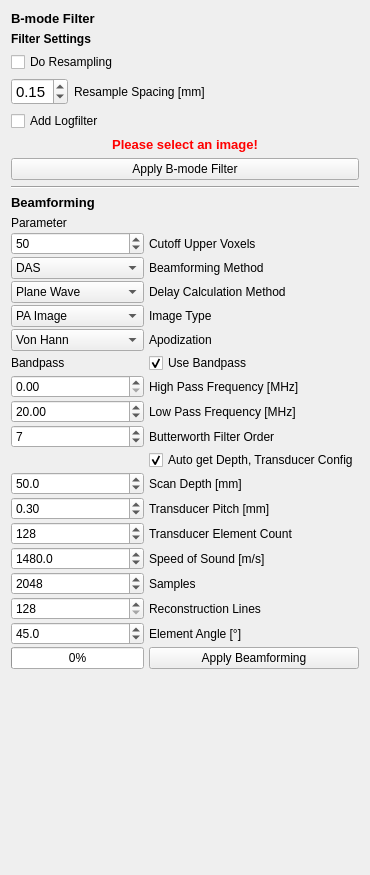
Qt form Plugins/org.mitk.gui.qt.photoacoustics.imageprocessing/src/internal/PAImageProcessingControls.ui (MITK/MITK) before a commit.
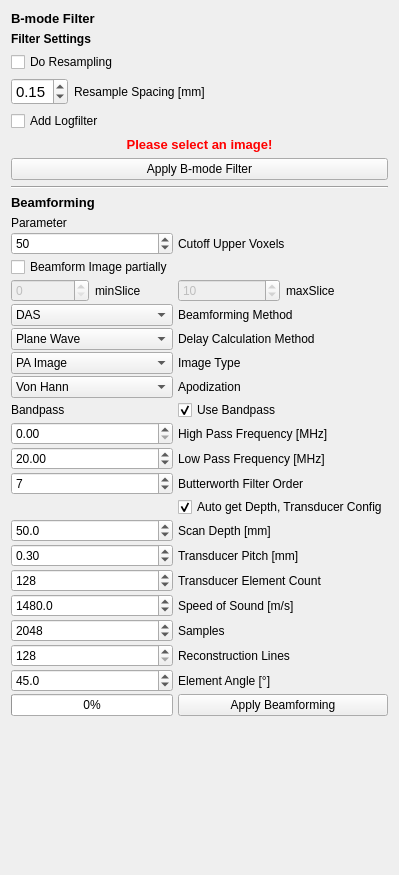
The same form after that commit.

```diff
--- a/Plugins/org.mitk.gui.qt.photoacoustics.imageprocessing/src/internal/PAImageProcessingControls.ui
+++ b/Plugins/org.mitk.gui.qt.photoacoustics.imageprocessing/src/internal/PAImageProcessingControls.ui
@@ -152,14 +152,14 @@
          <property name="verticalSpacing">
           <number>2</number>
          </property>
-         <item row="3" column="1">
+         <item row="5" column="1">
           <widget class="QLabel" name="label_8">
            <property name="text">
             <string>Delay Calculation Method</string>
            </property>
           </widget>
          </item>
-         <item row="16" column="1">
+         <item row="18" column="1">
           <widget class="QCheckBox" name="UseImageSpacing">
            <property name="text">
             <string>Auto get Depth, Transducer Config</string>
@@ -169,35 +169,35 @@
            </property>
           </widget>
          </item>
-         <item row="25" column="1">
+         <item row="27" column="1">
           <widget class="QPushButton" name="buttonApplyBeamforming">
            <property name="text">
             <string>Apply Beamforming</string>
            </property>
           </widget>
          </item>
-         <item row="16" column="0">
+         <item row="18" column="0">
           <widget class="QLabel" name="label_14">
            <property name="text">
             <string/>
            </property>
           </widget>
          </item>
-         <item row="2" column="1">
+         <item row="4" column="1">
           <widget class="QLabel" name="label_4">
            <property name="text">
             <string>Beamforming Method</string>
            </property>
           </widget>
          </item>
-         <item row="17" column="1">
+         <item row="19" column="1">
           <widget class="QLabel" name="label">
            <property name="text">
             <string>Scan Depth [mm]</string>
            </property>
           </widget>
          </item>
-         <item row="19" column="0">
+         <item row="21" column="0">
           <widget class="QDoubleSpinBox" name="Pitch">
            <property name="sizePolicy">
             <sizepolicy hsizetype="Preferred" vsizetype="Fixed">
@@ -222,14 +222,14 @@
            </property>
           </widget>
          </item>
-         <item row="20" column="1">
+         <item row="22" column="1">
           <widget class="QLabel" name="label_5">
            <property name="text">
             <string>Transducer Element Count</string>
            </property>
           </widget>
          </item>
-         <item row="17" column="0">
+         <item row="19" column="0">
           <widget class="QDoubleSpinBox" name="ScanDepth">
            <property name="sizePolicy">
             <sizepolicy hsizetype="Preferred" vsizetype="Fixed">
@@ -248,14 +248,14 @@
            </property>
           </widget>
          </item>
-         <item row="19" column="1">
+         <item row="21" column="1">
           <widget class="QLabel" name="label_3">
            <property name="text">
             <string>Transducer Pitch [mm]</string>
            </property>
           </widget>
          </item>
-         <item row="20" column="0">
+         <item row="22" column="0">
           <widget class="QSpinBox" name="ElementCount">
            <property name="sizePolicy">
             <sizepolicy hsizetype="Preferred" vsizetype="Fixed">
@@ -277,7 +277,7 @@
            </property>
           </widget>
          </item>
-         <item row="22" column="0">
+         <item row="24" column="0">
           <widget class="QSpinBox" name="Samples">
            <property name="sizePolicy">
             <sizepolicy hsizetype="Preferred" vsizetype="Fixed">
@@ -299,7 +299,7 @@
            </property>
           </widget>
          </item>
-         <item row="23" column="0">
+         <item row="25" column="0">
           <widget class="QSpinBox" name="Lines">
            <property name="sizePolicy">
             <sizepolicy hsizetype="Preferred" vsizetype="Fixed">
@@ -321,21 +321,21 @@
            </property>
           </widget>
          </item>
-         <item row="22" column="1">
+         <item row="24" column="1">
           <widget class="QLabel" name="label_6">
            <property name="text">
             <string>Samples</string>
            </property>
           </widget>
          </item>
-         <item row="23" column="1">
+         <item row="25" column="1">
           <widget class="QLabel" name="label_7">
            <property name="text">
             <string>Reconstruction Lines</string>
            </property>
           </widget>
          </item>
-         <item row="24" column="0">
+         <item row="26" column="0">
           <widget class="QDoubleSpinBox" name="Angle">
            <property name="sizePolicy">
             <sizepolicy hsizetype="Preferred" vsizetype="Fixed">
@@ -354,14 +354,14 @@
            </property>
           </widget>
          </item>
-         <item row="24" column="1">
+         <item row="26" column="1">
           <widget class="QLabel" name="label_9">
            <property name="text">
             <string>Element Angle [°]</string>
            </property>
           </widget>
          </item>
-         <item row="8" column="0">
+         <item row="10" column="0">
           <widget class="QDoubleSpinBox" name="BPhigh">
            <property name="sizePolicy">
             <sizepolicy hsizetype="Preferred" vsizetype="Fixed">
@@ -377,7 +377,7 @@
            </property>
           </widget>
          </item>
-         <item row="9" column="0">
+         <item row="11" column="0">
           <widget class="QDoubleSpinBox" name="BPlow">
            <property name="sizePolicy">
             <sizepolicy hsizetype="Preferred" vsizetype="Fixed">
@@ -399,21 +399,21 @@
            </property>
           </widget>
          </item>
-         <item row="8" column="1">
+         <item row="10" column="1">
           <widget class="QLabel" name="BPHighLabel">
            <property name="text">
             <string>High Pass Frequency [MHz]</string>
            </property>
           </widget>
          </item>
-         <item row="10" column="1">
+         <item row="12" column="1">
           <widget class="QLabel" name="label_13">
            <property name="text">
             <string>Butterworth Filter Order</string>
            </property>
           </widget>
          </item>
-         <item row="9" column="1">
+         <item row="11" column="1">
           <widget class="QLabel" name="BPLowLabel">
            <property name="text">
             <string>Low Pass Frequency [MHz]</string>
@@ -446,7 +446,7 @@
            </property>
           </widget>
          </item>
-         <item row="25" column="0">
+         <item row="27" column="0">
           <widget class="QProgressBar" name="progressBar">
            <property name="enabled">
             <bool>true</bool>
@@ -456,7 +456,7 @@
            </property>
           </widget>
          </item>
-         <item row="6" column="1">
+         <item row="8" column="1">
           <widget class="QCheckBox" name="UseBP">
            <property name="text">
             <string>Use Bandpass</string>
@@ -466,14 +466,14 @@
            </property>
           </widget>
          </item>
-         <item row="6" column="0">
+         <item row="8" column="0">
           <widget class="QLabel" name="label_11">
            <property name="text">
             <string>Bandpass</string>
            </property>
           </widget>
          </item>
-         <item row="2" column="0">
+         <item row="4" column="0">
           <widget class="QComboBox" name="BFAlgorithm">
            <property name="sizePolicy">
             <sizepolicy hsizetype="Preferred" vsizetype="Fixed">
@@ -493,7 +493,7 @@
            </item>
           </widget>
          </item>
-         <item row="3" column="0">
+         <item row="5" column="0">
           <widget class="QComboBox" name="DelayCalculation">
            <property name="sizePolicy">
             <sizepolicy hsizetype="Preferred" vsizetype="Fixed">
@@ -518,7 +518,7 @@
            </item>
           </widget>
          </item>
-         <item row="4" column="0">
+         <item row="6" column="0">
           <widget class="QComboBox" name="ImageType">
            <item>
             <property name="text">
@@ -532,7 +532,7 @@
            </item>
           </widget>
          </item>
-         <item row="4" column="1">
+         <item row="6" column="1">
           <widget class="QLabel" name="label_10">
            <property name="text">
             <string>Image Type</string>
@@ -546,7 +546,7 @@
            </property>
           </widget>
          </item>
-         <item row="5" column="0">
+         <item row="7" column="0">
           <widget class="QComboBox" name="Apodization">
            <item>
             <property name="text">
@@ -565,14 +565,14 @@
            </item>
           </widget>
          </item>
-         <item row="5" column="1">
+         <item row="7" column="1">
           <widget class="QLabel" name="label_16">
            <property name="text">
             <string>Apodization</string>
            </property>
           </widget>
          </item>
-         <item row="21" column="0">
+         <item row="23" column="0">
           <widget class="QDoubleSpinBox" name="SpeedOfSound">
            <property name="sizePolicy">
             <sizepolicy hsizetype="Preferred" vsizetype="Fixed">
@@ -597,21 +597,21 @@
            </property>
           </widget>
          </item>
-         <item row="21" column="1">
+         <item row="23" column="1">
           <widget class="QLabel" name="label_2">
            <property name="text">
             <string>Speed of Sound [m/s]</string>
            </property>
           </widget>
          </item>
-         <item row="26" column="0">
+         <item row="28" column="0">
           <widget class="QLabel" name="ProgressInfo">
            <property name="text">
             <string/>
            </property>
           </widget>
          </item>
-         <item row="10" column="0">
+         <item row="12" column="0">
           <widget class="QSpinBox" name="BPFalloff">
            <property name="minimum">
             <number>1</number>
@@ -624,6 +624,64 @@
            </property>
           </widget>
          </item>
+         <item row="3" column="0">
+          <layout class="QHBoxLayout" name="horizontalLayout_2">
+           <item>
+            <widget class="QSpinBox" name="boundLow">
+             <property name="enabled">
+              <bool>false</bool>
+             </property>
+             <property name="maximum">
+              <number>999999999</number>
+             </property>
+            </widget>
+           </item>
+           <item>
+            <widget class="QLabel" name="label_17">
+             <property name="toolTip">
+              <string>minimal beamformed slice</string>
+             </property>
+             <property name="text">
+              <string>minSlice</string>
+             </property>
+            </widget>
+           </item>
+          </layout>
+         </item>
+         <item row="3" column="1">
+          <layout class="QHBoxLayout" name="horizontalLayout_3">
+           <item>
+            <widget class="QSpinBox" name="boundHigh">
+             <property name="enabled">
+              <bool>false</bool>
+             </property>
+             <property name="maximum">
+              <number>999999999</number>
+             </property>
+             <property name="value">
+              <number>10</number>
+             </property>
+            </widget>
+           </item>
+           <item>
+            <widget class="QLabel" name="label_18">
+             <property name="toolTip">
+              <string>Maximal beamformed slice</string>
+             </property>
+             <property name="text">
+              <string>maxSlice</string>
+             </property>
+            </widget>
+           </item>
+          </layout>
+         </item>
+         <item row="2" column="0">
+          <widget class="QCheckBox" name="Partial">
+           <property name="text">
+            <string>Beamform Image partially</string>
+           </property>
+          </widget>
+         </item>
         </layout>
        </item>
       </layout>
```
